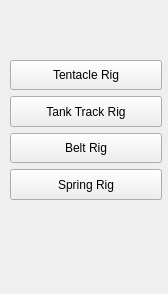
The window that rig/scripts/mx_puppet/mx_puppet.ui (benject/mx_toolpack) describes before a commit, drawn with Qt 5.
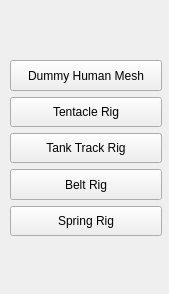
The same window after the commit.

```diff
--- a/rig/scripts/mx_puppet/mx_puppet.ui
+++ b/rig/scripts/mx_puppet/mx_puppet.ui
@@ -6,23 +6,42 @@
    <rect>
     <x>0</x>
     <y>0</y>
-    <width>168</width>
+    <width>169</width>
     <height>294</height>
    </rect>
   </property>
   <property name="windowTitle">
    <string>Form</string>
   </property>
-  <widget class="QWidget" name="">
+  <widget class="QWidget" name="layoutWidget">
    <property name="geometry">
     <rect>
      <x>10</x>
      <y>60</y>
      <width>152</width>
-     <height>140</height>
+     <height>176</height>
     </rect>
    </property>
    <layout class="QVBoxLayout" name="verticalLayout">
+    <item>
+     <widget class="QPushButton" name="pushButton_6">
+      <property name="sizePolicy">
+       <sizepolicy hsizetype="Minimum" vsizetype="Minimum">
+        <horstretch>0</horstretch>
+        <verstretch>0</verstretch>
+       </sizepolicy>
+      </property>
+      <property name="minimumSize">
+       <size>
+        <width>150</width>
+        <height>30</height>
+       </size>
+      </property>
+      <property name="text">
+       <string>Dummy Human Mesh</string>
+      </property>
+     </widget>
+    </item>
     <item>
      <widget class="QPushButton" name="pushButton_2">
       <property name="minimumSize">
```
